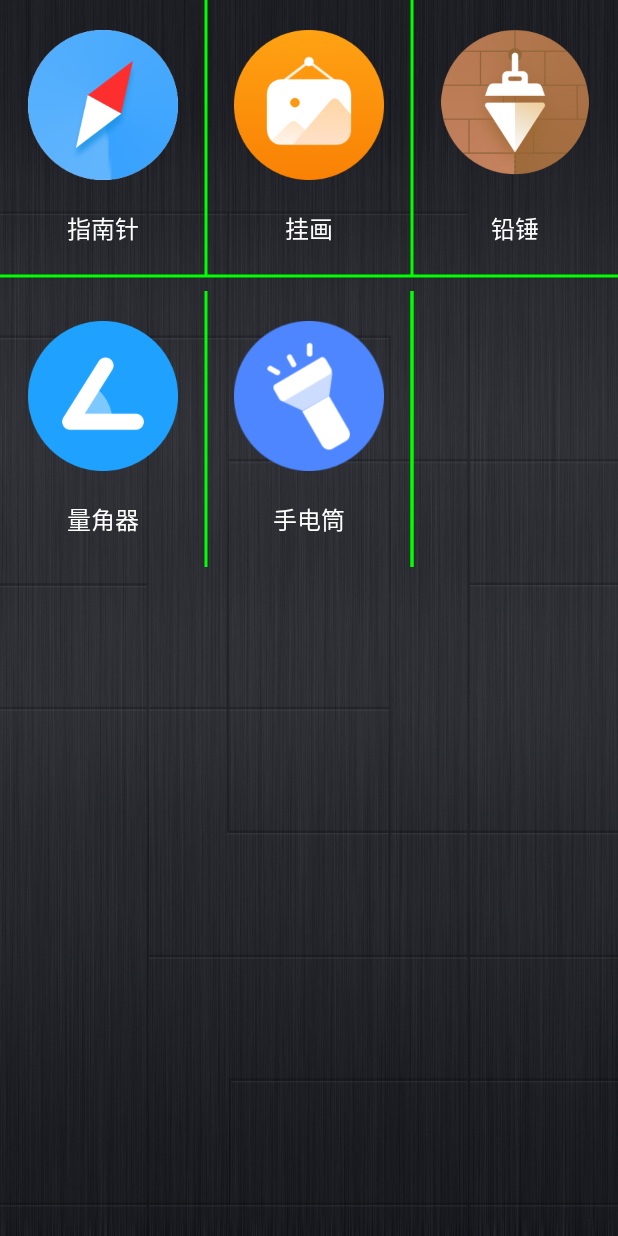
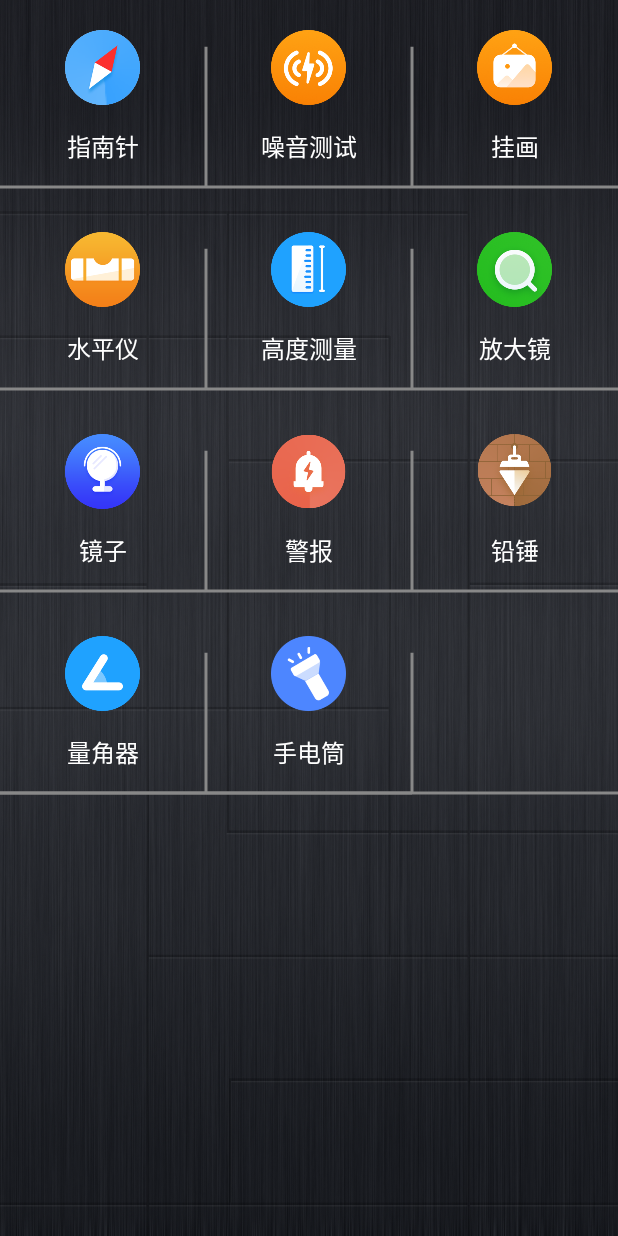
Before and after one commit to dearhj/ToolBag, an Android app: the screen it shows after launch (MainActivity), on a phone screen of 412 x 824 dp. Run offline under Robolectric (Android 15) with nearby library versions, the phone set to English and light mode, and no system bars.

Commit message:
优化UI布局

```diff
--- a/app/src/main/AndroidManifest.xml
+++ b/app/src/main/AndroidManifest.xml
@@ -10,7 +10,7 @@
         android:label="@string/app_name"
         android:roundIcon="@mipmap/ic_launcher_round"
         android:supportsRtl="true"
-        android:theme="@style/Theme.ToolBag"
+        android:theme="@style/Theme.TransparentNavigationBar"
         tools:targetApi="31">
         <activity
             android:name=".MainActivity"
--- a/app/src/main/java/com/android/toolbag/MainActivity.kt
+++ b/app/src/main/java/com/android/toolbag/MainActivity.kt
@@ -1,10 +1,11 @@
 package com.android.toolbag
 
 import android.annotation.SuppressLint
+import android.os.Build
 import android.os.Bundle
 import android.widget.SimpleAdapter
-import androidx.activity.enableEdgeToEdge
 import androidx.appcompat.app.AppCompatActivity
+import androidx.core.view.WindowCompat
 import com.android.toolbag.widget.LineGridView
 import java.util.HashMap
 
@@ -19,8 +20,14 @@ class MainActivity : AppCompatActivity() {
     @SuppressLint("Recycle")
     override fun onCreate(savedInstanceState: Bundle?) {
         super.onCreate(savedInstanceState)
-        enableEdgeToEdge()
         setContentView(R.layout.activity_main)
+
+        if (Build.VERSION.SDK_INT >= Build.VERSION_CODES.R) { //实现底部导航栏透明
+            // 设置窗口不适应系统窗口，允许内容绘制在系统栏后面
+            WindowCompat.setDecorFitsSystemWindows(window, false)
+            // 禁用导航栏对比度增强（防止出现半透明遮罩）
+            window.isNavigationBarContrastEnforced = false
+        }
 
         lineGridView = findViewById(R.id.tools_app)
 
@@ -34,7 +41,7 @@ class MainActivity : AppCompatActivity() {
         }
         obtainTypedArray.recycle()
         item = ArrayList()
-        for (i in actionImageResIds.indices) {
+        actionImageResIds.indices.forEach { i ->
             val hashMap = HashMap<String, Any>()
             hashMap["img"] = Integer.valueOf(actionImageResIds[i])
             hashMap["text"] = stringName!![i]
--- a/app/src/main/java/com/android/toolbag/widget/LineGridView.java
+++ b/app/src/main/java/com/android/toolbag/widget/LineGridView.java
@@ -8,50 +8,44 @@ import android.util.AttributeSet;
 import android.view.View;
 import android.widget.GridView;
 
-/* loaded from: classes.dex */
 public class LineGridView extends GridView {
 
-    /* renamed from: b  reason: collision with root package name */
-    private Context mContext;
+    private final Context mContext;
 
     public LineGridView(Context context) {
         super(context);
         this.mContext = context;
     }
 
-    @Override // android.widget.AbsListView, android.view.ViewGroup, android.view.View
+    @Override
     protected void dispatchDraw(Canvas canvas) {
         super.dispatchDraw(canvas);
-//        if (this.f2227b.getResources().getBoolean(R.bool.config_show_gridview_divide)) {
-            int width = getWidth() / getChildAt(0).getWidth();
+        // 获取每行的子项数量
+        int lineCount = getWidth() / getChildAt(0).getWidth();
+        // 获取子项总数
         int childCount = getChildCount();
         Paint paint = new Paint();
         paint.setStrokeWidth(3.0f);
         paint.setStyle(Paint.Style.STROKE);
-//            paint.setColor(getContext().getResources().getColor(R.color.gridview_divide));
-            paint.setColor(Color.GREEN);
-            int i2 = 0;
-            while (i2 < childCount) {
-                View childAt = getChildAt(i2);
-                int i3 = i2 + 1;
-                if (i3 % width == 0) {
-                    canvas.drawLine(childAt.getLeft(), childAt.getBottom(), childAt.getRight(), childAt.getBottom(), paint);
-                } else if (i3 > childCount - (childCount % width)) {
-                    canvas.drawLine(childAt.getRight(), childAt.getTop(), childAt.getRight(), childAt.getBottom(), paint);
-                } else {
-                    canvas.drawLine(childAt.getRight(), childAt.getTop(), childAt.getRight(), childAt.getBottom(), paint);
+        paint.setColor(Color.GRAY);
+        for (int itemIndex = 0; itemIndex < childCount; itemIndex++) {
+            View childAt = getChildAt(itemIndex);
+            if ((itemIndex + 1) % lineCount != 0) { //绘制垂直线
+                float startY = ((float) (childAt.getBottom() - childAt.getTop()) / 4) + childAt.getTop();
+                canvas.drawLine(childAt.getRight(), startY, childAt.getRight(), childAt.getBottom(), paint);
+            }
+            // 绘制水平线
             canvas.drawLine(childAt.getLeft(), childAt.getBottom(), childAt.getRight(), childAt.getBottom(), paint);
         }
-                i2 = i3;
+        // 处理最后一行的水平线
+        if (childCount % lineCount != 0) {
+            // 获取最后一行的第一个子项
+            View lastLineFirstItem = getChildAt(childCount - (childCount % lineCount));
+            // 获取最后一行的最后一个子项
+            View lastLineLastItem = getChildAt(childCount - 1);
+            // 绘制最后一行的水平线
+            canvas.drawLine(lastLineFirstItem.getLeft(), lastLineLastItem.getBottom(), lastLineLastItem.getRight() + (lastLineLastItem.getWidth() * (lineCount - (childCount % lineCount))), lastLineLastItem.getBottom(), paint);
         }
-            int i4 = childCount % width;
-            if (i4 != 0) {
-                for (int i5 = 0; i5 < width - i4; i5++) {
-                    View childAt2 = getChildAt(childCount - 1);
-                    canvas.drawLine(childAt2.getRight() + (childAt2.getWidth() * i5), childAt2.getTop(), childAt2.getRight() + (childAt2.getWidth() * i5), childAt2.getBottom(), paint);
-                }
-            }
-//        }
     }
 
     public LineGridView(Context context, AttributeSet attributeSet) {
--- a/app/src/main/res/layout/activity_main.xml
+++ b/app/src/main/res/layout/activity_main.xml
@@ -2,6 +2,7 @@
 <RelativeLayout xmlns:android="http://schemas.android.com/apk/res/android"
     android:layout_width="match_parent"
     android:layout_height="match_parent"
+    android:fitsSystemWindows="true"
     android:background="@drawable/background">
 
     <com.android.toolbag.widget.LineGridView
--- a/app/src/main/res/layout/gridview_item.xml
+++ b/app/src/main/res/layout/gridview_item.xml
@@ -7,8 +7,8 @@
 
     <ImageView
         android:id="@+id/img"
-        android:layout_width="100dp"
-        android:layout_height="100dp"
+        android:layout_width="50dp"
+        android:layout_height="50dp"
         android:layout_gravity="center"
         android:layout_marginTop="20dp"
         android:src="@mipmap/ic_launcher" />
@@ -18,8 +18,8 @@
         android:layout_width="wrap_content"
         android:layout_height="wrap_content"
         android:layout_gravity="center"
-        android:layout_marginTop="20dp"
-        android:layout_marginBottom="20dp"
+        android:layout_marginTop="15dp"
+        android:layout_marginBottom="15dp"
         android:gravity="center"
         android:textColor="#fff"
         android:textSize="16sp" />
--- a/app/src/main/res/values/arrays.xml
+++ b/app/src/main/res/values/arrays.xml
@@ -2,14 +2,26 @@
 <resources>
     <array name="actions_images">
         <item>@drawable/icon_compass</item>
+        <item>@drawable/icon_noise</item>
         <item>@drawable/icon_handingpaint</item>
+        <item>@drawable/icon_gradienter</item>
+        <item>@drawable/icon_height_measure</item>
+        <item>@drawable/icon_magnifier</item>
+        <item>@drawable/icon_mirror</item>
+        <item>@drawable/icon_alarm</item>
         <item>@drawable/icon_plumb</item>
         <item>@drawable/icon_protractor</item>
         <item>@drawable/icon_torch</item>
     </array>
     <string-array name="action_name">
         <item>指南针</item>
+        <item>噪音测试</item>
         <item>挂画</item>
+        <item>水平仪</item>
+        <item>高度测量</item>
+        <item>放大镜</item>
+        <item>镜子</item>
+        <item>警报</item>
         <item>铅锤</item>
         <item>量角器</item>
         <item>手电筒</item>
--- a/app/src/main/res/values/themes.xml
+++ b/app/src/main/res/values/themes.xml
@@ -6,4 +6,10 @@
     </style>
 
     <style name="Theme.ToolBag" parent="Base.Theme.ToolBag" />
+
+    <style name="Theme.TransparentNavigationBar" parent="Theme.MaterialComponents.DayNight.NoActionBar">
+        <!-- 设置状态栏和导航栏颜色为透明 -->
+        <item name="android:statusBarColor">@android:color/transparent</item>
+        <item name="android:navigationBarColor">@android:color/transparent</item>
+    </style>
 </resources>
```
Also changed, not shown: app/src/main/res/drawable/icon_alarm.png (added), app/src/main/res/drawable/icon_height_measure.png (added), app/src/main/res/drawable/icon_magnifier.png (added), app/src/main/res/drawable/icon_mirror.png (added), app/src/main/res/drawable/icon_noise.png (added). Lines whose indentation alone changed are shown as unchanged.
